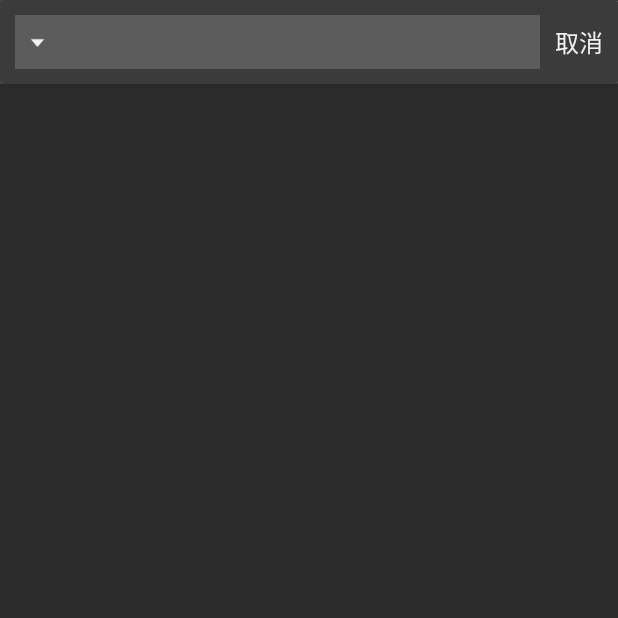
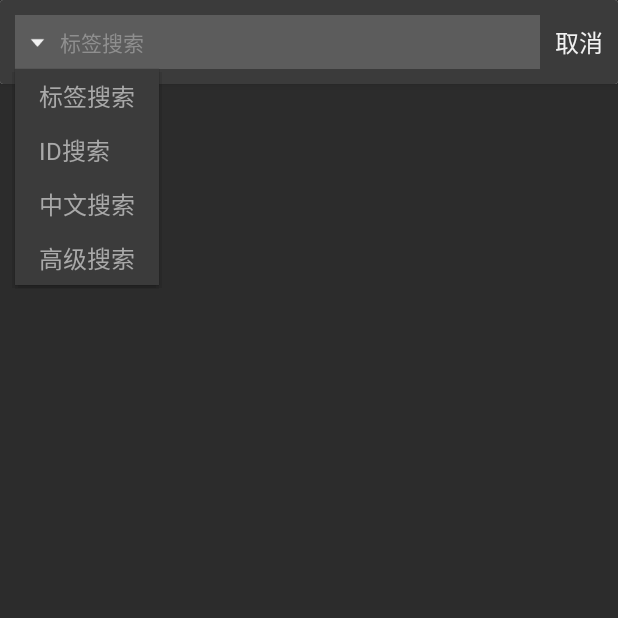
Before and after one commit to EternalSoySauce/Konachan, an Android app: the SearchActivity screen opened directly, with no data from a screen before it, after a tap on an icon or button, on a phone screen of 412 x 824 dp, the top half of it. Run offline under Robolectric (Android 15) with nearby library versions, the phone set to English and light mode, and no system bars; libraries missing offline, so code that uses them is left out: me.jessyan.progressmanager.

Commit message:
UI设计

```diff
--- a/app/src/main/java/com/ess/konachan/ui/activity/SearchActivity.java
+++ b/app/src/main/java/com/ess/konachan/ui/activity/SearchActivity.java
@@ -6,16 +6,21 @@ import android.os.AsyncTask;
 import android.os.Bundle;
 import android.preference.PreferenceManager;
 import android.support.v7.app.AppCompatActivity;
+import android.support.v7.widget.ListPopupWindow;
 import android.text.Editable;
 import android.text.InputFilter;
 import android.text.Spanned;
+import android.text.TextPaint;
 import android.text.TextUtils;
 import android.text.TextWatcher;
 import android.util.Log;
 import android.view.KeyEvent;
 import android.view.View;
 import android.view.inputmethod.EditorInfo;
+import android.widget.AdapterView;
+import android.widget.ArrayAdapter;
 import android.widget.EditText;
+import android.widget.PopupWindow;
 import android.widget.TextView;
 
 import com.ess.konachan.R;
@@ -41,6 +46,9 @@ public class SearchActivity extends AppCompatActivity {
     private int mCurrentSearchMode;
 
     private EditText mEtSearch;
+    private ListPopupWindow mPopup;
+    private ArrayAdapter<String> mSpinnerAdapter;
+    private int mSelectedPos;
 
     // 存储着K站所有的tag，用于搜索提示
     private ArrayList<SearchBean> mSearchList = new ArrayList<>();
@@ -58,9 +66,11 @@ public class SearchActivity extends AppCompatActivity {
 
         mPreferences = PreferenceManager.getDefaultSharedPreferences(this);
         mCurrentSearchMode = mPreferences.getInt(Constants.SEARCH_MODE, Constants.SEARCH_CODE_TAGS);
+        mSelectedPos = mCurrentSearchMode - Constants.SEARCH_CODE - 1;
 
         initViews();
-        changeEditInputType();
+        initListPopupWindow();
+        changeEditAttrs();
         initTagList();
     }
 
@@ -69,7 +79,10 @@ public class SearchActivity extends AppCompatActivity {
         findViewById(R.id.iv_spinner).setOnClickListener(new View.OnClickListener() {
             @Override
             public void onClick(View v) {
-
+                mPopup.setAnchorView(v);
+                mPopup.show();
+                UIUtils.setBackgroundAlpha(SearchActivity.this, 0.4f);
+                UIUtils.closeSoftInput(SearchActivity.this, mEtSearch);
             }
         });
 
@@ -149,12 +162,59 @@ public class SearchActivity extends AppCompatActivity {
         });
     }
 
-    private void changeEditInputType() {
+    private void changeEditAttrs() {
+        mEtSearch.setText("");
+        mEtSearch.setHint(mSpinnerAdapter.getItem(mSelectedPos));
         if (mCurrentSearchMode == Constants.SEARCH_CODE_ID) {
             mEtSearch.setInputType(EditorInfo.TYPE_CLASS_NUMBER);
         } else {
             mEtSearch.setInputType(EditorInfo.TYPE_CLASS_TEXT);
         }
+    }
+
+    private void initListPopupWindow() {
+        // 选择搜索模式弹窗
+        mPopup = new ListPopupWindow(this);
+        String[] searchModeArray = getResources().getStringArray(R.array.spinner_list_item);
+        mSpinnerAdapter = new ArrayAdapter<>(this,
+                R.layout.list_item_search_popup, R.id.tv_search_mode, searchModeArray);
+        mPopup.setAdapter(mSpinnerAdapter);
+        mPopup.setSelection(mSelectedPos);
+        mPopup.setWidth(computePopupItemMaxWidth());
+        mPopup.setHeight(ListPopupWindow.WRAP_CONTENT);
+        mPopup.setModal(true);
+        mPopup.setOnItemClickListener(new AdapterView.OnItemClickListener() {
+            @Override
+            public void onItemClick(AdapterView<?> parent, View view, int position, long id) {
+                if (position != mSelectedPos) {
+                    mSelectedPos = position;
+                    mCurrentSearchMode = position + Constants.SEARCH_CODE + 1;
+                    mPreferences.edit().putInt(Constants.SEARCH_MODE, mCurrentSearchMode).apply();
+                    changeEditAttrs();
+                }
+                mPopup.dismiss();
+            }
+        });
+        mPopup.setOnDismissListener(new PopupWindow.OnDismissListener() {
+            @Override
+            public void onDismiss() {
+                UIUtils.setBackgroundAlpha(SearchActivity.this, 1f);
+            }
+        });
+    }
+
+    // 使弹窗自适应文字宽度
+    private int computePopupItemMaxWidth() {
+        float maxWidth = 0;
+        View layout = View.inflate(this, R.layout.list_item_search_popup, null);
+        TextView tv = (TextView) layout.findViewById(R.id.tv_search_mode);
+        TextPaint paint = tv.getPaint();
+        for (int i = 0; i < mSpinnerAdapter.getCount(); i++) {
+            String item = mSpinnerAdapter.getItem(i);
+            maxWidth = Math.max(maxWidth, paint.measureText(item));
+        }
+        maxWidth += tv.getPaddingStart() + tv.getPaddingEnd();
+        return (int) maxWidth;
     }
 
     // 获取json文件里所有的搜索标签
--- /dev/null
+++ b/app/src/main/res/layout/list_item_search_popup.xml
@@ -0,0 +1,16 @@
+<?xml version="1.0" encoding="utf-8"?>
+<FrameLayout xmlns:android="http://schemas.android.com/apk/res/android"
+             android:layout_width="match_parent"
+             android:layout_height="wrap_content"
+             android:background="@color/colorPrimary">
+
+    <TextView
+        android:id="@+id/tv_search_mode"
+        android:layout_width="wrap_content"
+        android:layout_height="36dp"
+        android:gravity="center_vertical"
+        android:paddingEnd="16dp"
+        android:paddingStart="16dp"
+        android:textColor="@color/color_text_unselected"
+        android:textSize="16sp"/>
+</FrameLayout>
--- a/app/src/main/res/values/arrays.xml
+++ b/app/src/main/res/values/arrays.xml
@@ -4,4 +4,11 @@
         <item>@string/setting_search_mode_safe</item>
         <item>@string/setting_search_mode_r18</item>
     </string-array>
+
+    <string-array name="spinner_list_item">
+        <item>@string/spinner_search_tags</item>
+        <item>@string/spinner_search_id</item>
+        <item>@string/spinner_search_chinese</item>
+        <item>@string/spinner_search_advanced</item>
+    </string-array>
 </resources>
--- a/app/src/main/res/values/strings.xml
+++ b/app/src/main/res/values/strings.xml
@@ -27,6 +27,10 @@
     <string name="fab_random">随机看图</string>
 
     <!-- Search -->
+    <string name="spinner_search_tags">标签搜索</string>
+    <string name="spinner_search_id">ID搜索</string>
+    <string name="spinner_search_chinese">中文搜索</string>
+    <string name="spinner_search_advanced">高级搜索</string>
     <string name="cancel_search">取消</string>
 
     <!-- Image Detail -->
```
